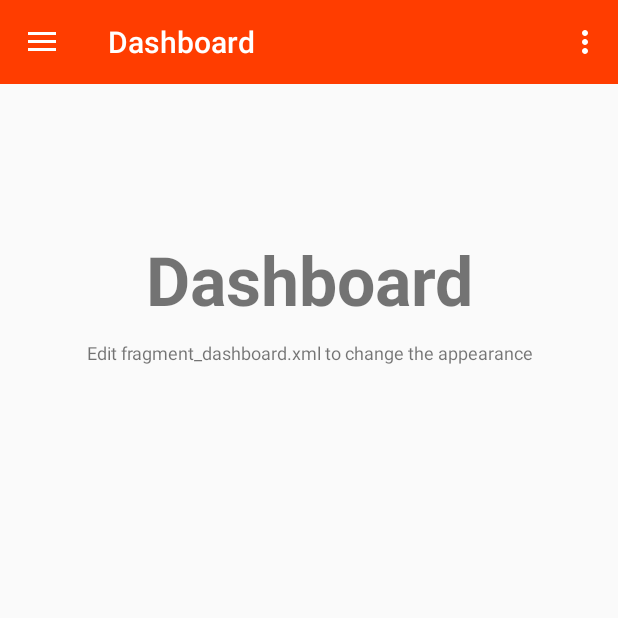
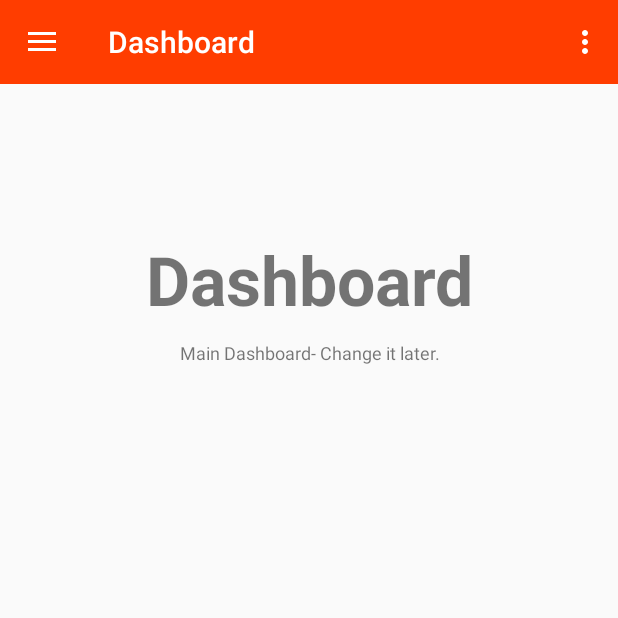
Before and after one commit to aakash01/NCXApp, an Android app: the DashboardFragment screen opened directly, with no data from a screen before it, on a phone screen of 412 x 824 dp, the top half of it. Run offline under Robolectric (Android 15) with nearby library versions, the light colour scheme and no system bars.

Commit message:
Minor Change

```diff
--- a/app/src/main/res/layout/fragment_dashboard.xml
+++ b/app/src/main/res/layout/fragment_dashboard.xml
@@ -26,6 +26,6 @@
         android:textSize="12dp"
         android:layout_marginTop="10dp"
         android:gravity="center_horizontal"
-        android:text="Edit fragment_dashboard.xml to change the appearance" />
+        android:text="Main Dashboard- Change it later." />
 
 </RelativeLayout>
```
